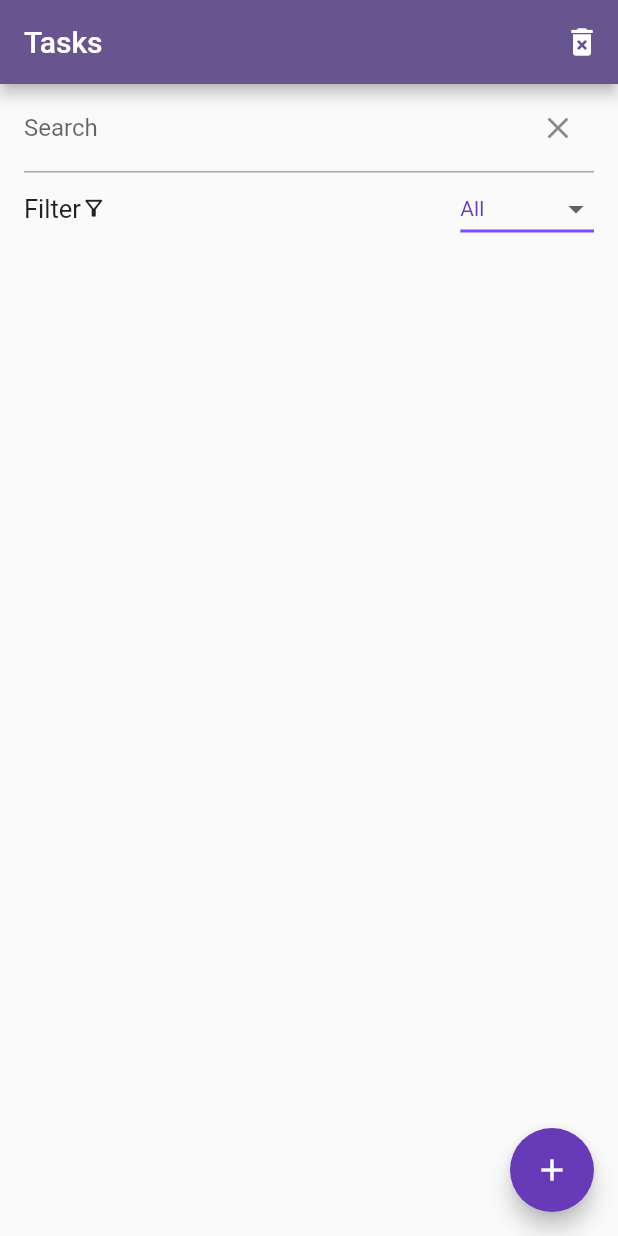
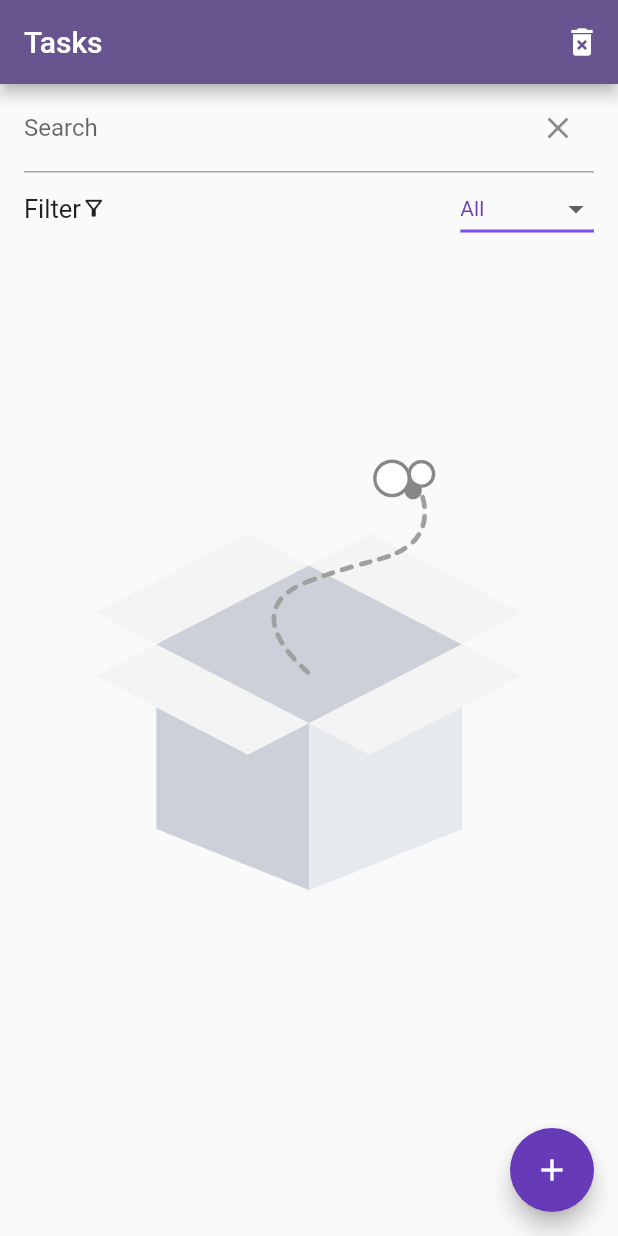
Before and after one commit to timurIsakov/todo_hive, a Flutter app: the screen it shows after launch, on a phone screen of 412 x 824 dp. Run offline on Flutter 3.47's test engine with Material 2 defaults, Android fonts, the phone set to English and light mode, and no system bars; drawn by our look-alikes of keyboard_dismisser; our stand-ins replace easy_localization, hive_flutter, lottie; accounts and stored records are empty.

Commit message:
Added animation

```diff
--- /dev/null
+++ b/lib/core/utils/assets.dart
@@ -0,0 +1,5 @@
+class Assets {
+  //lottie
+  static const tAnimateEmpty = "assets/lottie/empty.json";
+
+}
--- a/lib/screens/add_task_screen.dart
+++ b/lib/screens/add_task_screen.dart
@@ -11,9 +11,14 @@ class AddTaskScreen extends StatefulWidget {
   State<AddTaskScreen> createState() => _AddTaskScreenState();
 }
 
+
 class _AddTaskScreenState extends State<AddTaskScreen> {
   final TextEditingController controllerTitle = TextEditingController();
   final TextEditingController controllerDescription = TextEditingController();
+
+  _getDateTime(){
+
+  }
   @override
   Widget build(BuildContext context) {
     return KeyboardDismisser(
--- a/lib/screens/home_screen.dart
+++ b/lib/screens/home_screen.dart
@@ -1,6 +1,9 @@
+import 'package:easy_localization/easy_localization.dart';
 import 'package:flutter/material.dart';
 import 'package:keyboard_dismisser/keyboard_dismisser.dart';
+import 'package:lottie/lottie.dart';
 import 'package:todo_app/core/local_api/task_local_api.dart';
+import 'package:todo_app/core/utils/assets.dart';
 import 'package:todo_app/core/utils/dialogs_helper.dart';
 import 'package:todo_app/screens/add_task_screen.dart';
 import 'package:todo_app/widgets/task_card_widget.dart';
@@ -16,7 +19,7 @@ class HomeScreen extends StatefulWidget {
 
 class _HomeScreenState extends State<HomeScreen> {
   final TextEditingController _textEditingController = TextEditingController();
-
+  bool isFilter = false;
   String dropdownValue = 'All';
   List<String> list = <String>[
     'New tasks',
@@ -30,6 +33,18 @@ class _HomeScreenState extends State<HomeScreen> {
   void initState() {
     initialization();
     super.initState();
+  }
+
+  _isFilterList(String value) {
+    if (list.indexOf(value) == 0 || list.indexOf(value) == 1) {
+      setState(() {
+        isFilter = true;
+      });
+    }else{
+      setState(() {
+        isFilter = false;
+      });
+    }
   }
 
   initialization() async {
@@ -136,10 +151,17 @@ class _HomeScreenState extends State<HomeScreen> {
                   )),
               Row(
                 children: [
-                  const Text("Filter", style: TextStyle(fontSize: 17)),
-                  const Icon(
+                  Container(
+                    color: isFilter ? Colors.green : null,
+                    child: const Row(
+                      children: [
+                        Text("Filter", style: TextStyle(fontSize: 17)),
+                        Icon(
                           Icons.filter_alt_outlined,
                           size: 17,
+                        ),
+                      ],
+                    ),
                   ),
                   const Spacer(),
                   DropdownButton<String>(
@@ -152,10 +174,11 @@ class _HomeScreenState extends State<HomeScreen> {
                       color: Colors.deepPurpleAccent,
                     ),
                     onChanged: (String? value) {
+                      _isFilterList(value!);
                       setState(() {
-                        dropdownValue = value!;
+                        dropdownValue = value;
                       });
-                      _onFilterTasks(list.indexOf(value!));
+                      _onFilterTasks(list.indexOf(value));
                     },
                     items: list.map<DropdownMenuItem<String>>((String value) {
                       return DropdownMenuItem<String>(
@@ -167,7 +190,18 @@ class _HomeScreenState extends State<HomeScreen> {
                 ],
               ),
               const SizedBox(height: 5),
-              Expanded(
+              listOfTasks.isEmpty
+                  ? Padding(
+                      padding: const EdgeInsets.only(top: 100),
+                      child: SizedBox(
+                          height: 350,
+                          width: 400,
+                          child: Lottie.asset(
+                            Assets.tAnimateEmpty,
+                            fit: BoxFit.cover,
+                          )),
+                    )
+                  : Expanded(
                       child: ListView.builder(
                         itemCount: listOfTasks.length,
                         itemBuilder: (context, index) {
--- a/pubspec.yaml
+++ b/pubspec.yaml
@@ -64,9 +64,9 @@ flutter:
   uses-material-design: true
 
   # To add assets to your application, add an assets section, like this:
-  # assets:
-  #   - images/a_dot_burr.jpeg
-  #   - images/a_dot_ham.jpeg
+  assets:
+     - assets/lottie/
+     - assets/
 
   # An image asset can refer to one or more resolution-specific "variants", see
   # https://flutter.dev/assets-and-images/#resolution-aware
```
Also changed, not shown: lib/core/local_api/task_local_api.dart (+12 -10 lines), assets/lottie/empty.json (renamed from assets/lottie/null_elements_animation.json). Lines whose indentation alone changed are shown as unchanged.
